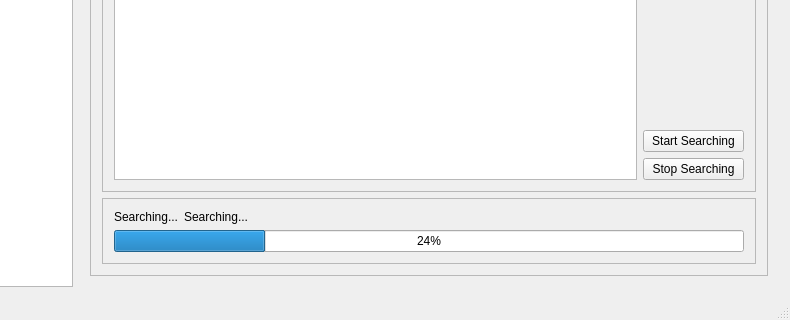
The window that DynamixelWizard/mainwindow.ui (fjp/dynamixel) describes before a commit, drawn with Qt 5; both pictures show x 113 to 903 and y 394 to 714 of the 903 by 714 pixel window.
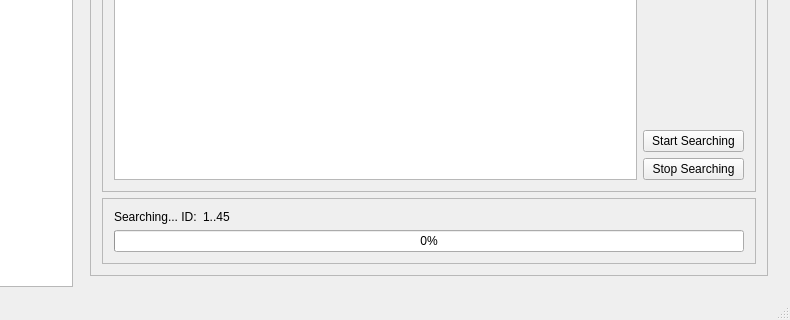
The same window after the commit. The open tabs and pages were chosen to show the change.

Commit message: started to implement slotConnect

Patch:
```diff
--- a/DynamixelWizard/mainwindow.ui
+++ b/DynamixelWizard/mainwindow.ui
@@ -287,7 +287,7 @@
               <item row="0" column="0">
                <widget class="QLabel" name="lTextSearching">
                 <property name="text">
-                 <string>Searching...</string>
+                 <string>Searching... ID:</string>
                 </property>
                </widget>
               </item>
@@ -300,14 +300,14 @@
                  </sizepolicy>
                 </property>
                 <property name="text">
-                 <string>Searching...</string>
+                 <string>1..45</string>
                 </property>
                </widget>
               </item>
               <item row="1" column="0" colspan="2">
                <widget class="QProgressBar" name="proBarSearching">
                 <property name="value">
-                 <number>24</number>
+                 <number>0</number>
                 </property>
                </widget>
               </item>
```
Left out of the diff: 12 changed lines with no effect on the pictures. The commit also changes 2 other files.
